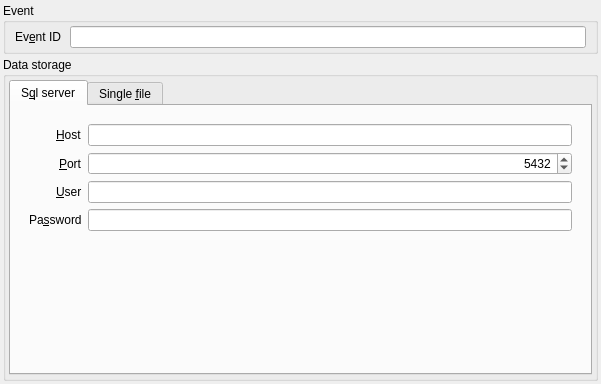
Old version of the form quickevent/app/quickevent/plugins/Event/src/connectdbdialogwidget.ui in the repository Quick-Event/quickbox.
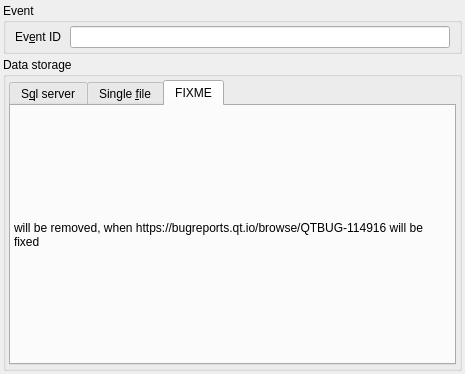
New version of the form. The open tabs and pages were chosen to show the change.

Commit message: workaround for Qt bug https://bugreports.qt.io/browse/QTBUG-114916

Patch:
```diff
--- a/quickevent/app/quickevent/plugins/Event/src/connectdbdialogwidget.ui
+++ b/quickevent/app/quickevent/plugins/Event/src/connectdbdialogwidget.ui
@@ -6,8 +6,8 @@
    <rect>
     <x>0</x>
     <y>0</y>
-    <width>601</width>
-    <height>384</height>
+    <width>465</width>
+    <height>374</height>
    </rect>
   </property>
   <property name="windowTitle">
@@ -93,7 +93,7 @@
         <property name="currentIndex">
          <number>0</number>
         </property>
-        <widget class="QWidget" name="tab">
+        <widget class="QWidget" name="tabPostgres">
          <attribute name="title">
           <string>S&amp;ql server</string>
          </attribute>
@@ -267,6 +267,23 @@
           </item>
          </layout>
         </widget>
+        <widget class="QWidget" name="tab">
+         <attribute name="title">
+          <string>FIXME</string>
+         </attribute>
+         <layout class="QVBoxLayout" name="verticalLayout_4">
+          <item>
+           <widget class="QLabel" name="label_7">
+            <property name="text">
+             <string>will be removed, when https://bugreports.qt.io/browse/QTBUG-114916 will be fixed</string>
+            </property>
+            <property name="wordWrap">
+             <bool>true</bool>
+            </property>
+           </widget>
+          </item>
+         </layout>
+        </widget>
        </widget>
       </item>
      </layout>
```
Left out of the diff: 6 changed lines with no effect on the pictures. The commit also changes 2 other files.
